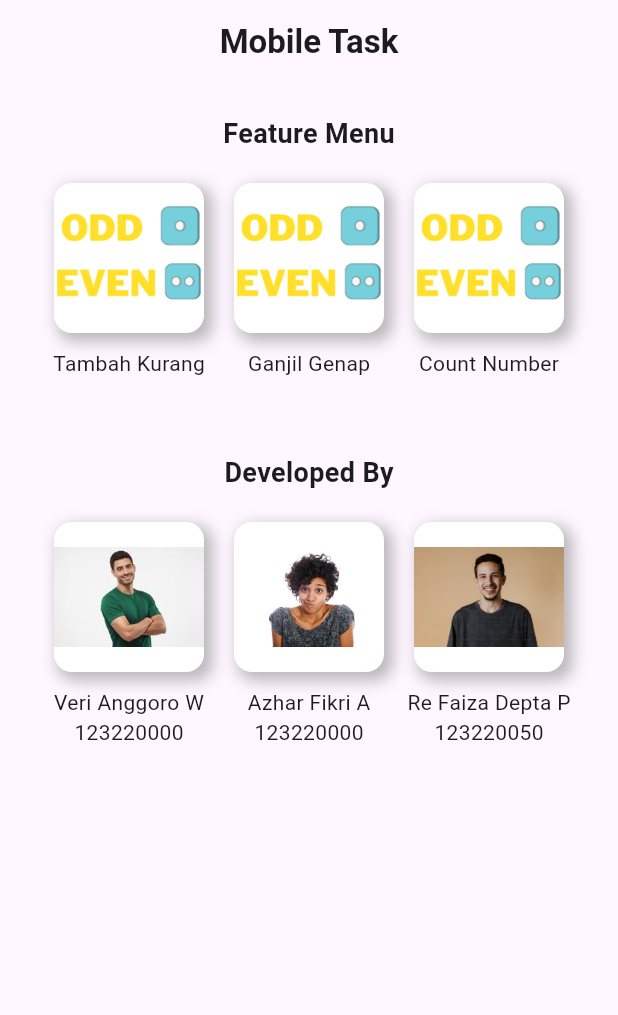
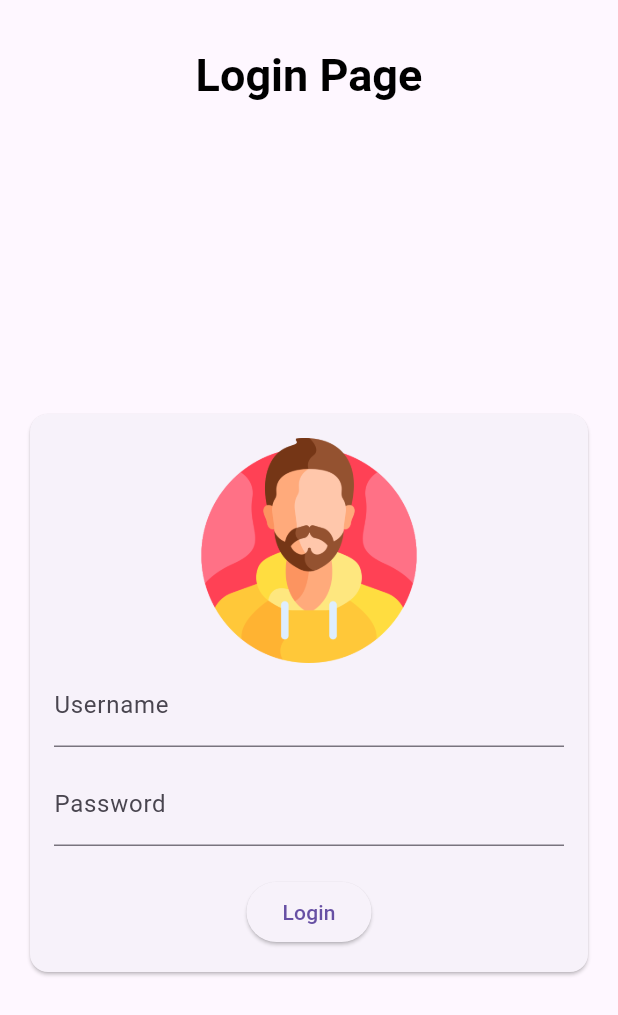
Before and after one commit to Az140304/Mobile-Project, a Flutter app: the screen it shows after launch, on a phone screen of 412 x 824 dp. Shown: the top 1015 px of the screen. Run offline on Flutter 3.47's test engine with Material 3 defaults, Android fonts, the phone set to English and light mode, and no system bars.

Commit message:
resolve conflict

```diff
--- a/lib/main.dart
+++ b/lib/main.dart
@@ -1,11 +1,11 @@
-import 'package:first_project/pages/home.dart';
+import 'package:first_project/pages/login.dart';
 import 'package:flutter/material.dart';
 void main() {
   runApp(const MyApp());
 }
 
 class MyApp extends StatelessWidget {
-  const MyApp({super.key});
+  const MyApp({Key? key}) : super(key: key);
 
   // This widget is the root of your application.
   @override
@@ -13,7 +13,7 @@ class MyApp extends StatelessWidget {
     return const MaterialApp(
       title: 'Flutter Demo',
       debugShowCheckedModeBanner: false,
-      home: HomePage(),
+      home: LoginPage(),
     );
   }
 }
--- a/lib/pages/home.dart
+++ b/lib/pages/home.dart
@@ -1,10 +1,15 @@
 import 'package:first_project/pages/count_number.dart';
 import 'package:first_project/pages/ganjil_genap.dart';
+import 'package:first_project/pages/login.dart';
 import 'package:first_project/pages/tambah_kurang.dart';
 import 'package:flutter/material.dart';
 
 class HomePage extends StatelessWidget {
-  const HomePage({super.key});
+  const HomePage({super.key, required this.text});
+
+  final String text;
+
+  //LoginPage({Key key, required this.text}) : super(key: key);
 
   @override
   Widget build(BuildContext context) {
@@ -12,24 +17,26 @@ class HomePage extends StatelessWidget {
       appBar: appBar(),
       body: Column(
         children: [
-          Row(
-            mainAxisAlignment: MainAxisAlignment.center,
-            children: [
+          Row(mainAxisAlignment: MainAxisAlignment.center, children: [
             Container(
               margin: EdgeInsets.only(top: 20),
               alignment: Alignment.center,
-                child: Text("Feature Menu", style: TextStyle(fontWeight: FontWeight.bold, fontSize: 18 ),),
+              child: Text(
+                "Feature Menu",
+                style: TextStyle(fontWeight: FontWeight.bold, fontSize: 18),
+              ),
             )
-            ]
-          ),
+          ]),
           Padding(
             padding: EdgeInsets.only(top: 10),
             child: menu(context),
           ),
           Container(
               margin: EdgeInsets.only(top: 50),
-            child: Text("Developed By", style: TextStyle(fontWeight: FontWeight.bold, fontSize: 18),)
-          ),
+              child: Text(
+                "Developed By",
+                style: TextStyle(fontWeight: FontWeight.bold, fontSize: 18),
+              )),
           Padding(
             padding: EdgeInsets.only(top: 10),
             child: author(),
@@ -39,19 +46,20 @@ class HomePage extends StatelessWidget {
     );
   }
 
-  AppBar appBar(){
+  AppBar appBar() {
     return AppBar(
-      title: Text('Mobile Task', style: TextStyle(fontWeight: FontWeight.bold),),
+      title: Text(
+        'Mobile Task',
+        style: TextStyle(fontWeight: FontWeight.bold),
+      ),
       centerTitle: true,
     );
   }
 
-  Row menu(BuildContext context){
-    return Row(
-      mainAxisAlignment: MainAxisAlignment.center,
-            children: [
+  Row menu(BuildContext context) {
+    return Row(mainAxisAlignment: MainAxisAlignment.center, children: [
       GestureDetector(
-                onTap: (){
+        onTap: () {
           Navigator.push(
             context,
             MaterialPageRoute(builder: (context) => TambahKurang()),
@@ -66,7 +74,8 @@ class HomePage extends StatelessWidget {
               width: 100,
               decoration: BoxDecoration(
                 color: Colors.white, // Warna latar belakang
-                        borderRadius: BorderRadius.circular(12), // Membuat sudut melengkung
+                borderRadius:
+                    BorderRadius.circular(12), // Membuat sudut melengkung
                 boxShadow: [
                   BoxShadow(
                     color: Colors.black26, // Warna shadow dengan transparansi
@@ -77,18 +86,18 @@ class HomePage extends StatelessWidget {
                 ],
               ),
               child: ClipRRect(
-                        borderRadius: BorderRadius.circular(12), // Pastikan gambar ikut melengkung
-                        child: Image.asset("assets/icons/oddeven.png", fit: BoxFit.scaleDown),
+                borderRadius: BorderRadius.circular(
+                    12), // Pastikan gambar ikut melengkung
+                child: Image.asset("assets/icons/oddeven.png",
+                    fit: BoxFit.scaleDown),
               ),
             ),
-                    Text('Tambah Kurang',)
+            Text('Ganjil Genap')
           ],
         ),
       ),
-
-
       GestureDetector(
-                onTap: (){
+        onTap: () {
           Navigator.push(
             context,
             MaterialPageRoute(builder: (context) => GanjilGenap()),
@@ -103,7 +112,8 @@ class HomePage extends StatelessWidget {
               width: 100,
               decoration: BoxDecoration(
                 color: Colors.white, // Warna latar belakang
-                        borderRadius: BorderRadius.circular(12), // Membuat sudut melengkung
+                borderRadius:
+                    BorderRadius.circular(12), // Membuat sudut melengkung
                 boxShadow: [
                   BoxShadow(
                     color: Colors.black26, // Warna shadow dengan transparansi
@@ -114,17 +124,18 @@ class HomePage extends StatelessWidget {
                 ],
               ),
               child: ClipRRect(
-                        borderRadius: BorderRadius.circular(12), // Pastikan gambar ikut melengkung
-                        child: Image.asset("assets/icons/oddeven.png", fit: BoxFit.scaleDown),
+                borderRadius: BorderRadius.circular(
+                    12), // Pastikan gambar ikut melengkung
+                child: Image.asset("assets/icons/oddeven.png",
+                    fit: BoxFit.scaleDown),
               ),
             ),
             Text('Ganjil Genap')
           ],
         ),
       ),
-
       GestureDetector(
-                onTap: (){
+        onTap: () {
           Navigator.push(
             context,
             MaterialPageRoute(builder: (context) => CountNumber()),
@@ -139,7 +150,8 @@ class HomePage extends StatelessWidget {
               width: 100,
               decoration: BoxDecoration(
                 color: Colors.white, // Warna latar belakang
-                        borderRadius: BorderRadius.circular(12), // Membuat sudut melengkung
+                borderRadius:
+                    BorderRadius.circular(12), // Membuat sudut melengkung
                 boxShadow: [
                   BoxShadow(
                     color: Colors.black26, // Warna shadow dengan transparansi
@@ -150,22 +162,21 @@ class HomePage extends StatelessWidget {
                 ],
               ),
               child: ClipRRect(
-                        borderRadius: BorderRadius.circular(12), // Pastikan gambar ikut melengkung
-                        child: Image.asset("assets/icons/oddeven.png", fit: BoxFit.scaleDown),
+                borderRadius: BorderRadius.circular(
+                    12), // Pastikan gambar ikut melengkung
+                child: Image.asset("assets/icons/oddeven.png",
+                    fit: BoxFit.scaleDown),
               ),
             ),
             Text('Count Number')
           ],
         ),
       ),
-            ]
-    );
+    ]);
   }
 
-  Row author(){
-    return Row(
-      mainAxisAlignment: MainAxisAlignment.center,
-            children: [
+  Row author() {
+    return Row(mainAxisAlignment: MainAxisAlignment.center, children: [
       Column(
         children: [
           Container(
@@ -174,7 +185,8 @@ class HomePage extends StatelessWidget {
             width: 100,
             decoration: BoxDecoration(
               color: Colors.white, // Warna latar belakang
-                  borderRadius: BorderRadius.circular(12), // Membuat sudut melengkung
+              borderRadius:
+                  BorderRadius.circular(12), // Membuat sudut melengkung
               boxShadow: [
                 BoxShadow(
                   color: Colors.black26, // Warna shadow dengan transparansi
@@ -185,15 +197,16 @@ class HomePage extends StatelessWidget {
               ],
             ),
             child: ClipRRect(
-                  borderRadius: BorderRadius.circular(12), // Pastikan gambar ikut melengkung
-                  child: Image.asset("assets/icons/human1.jpg", fit: BoxFit.scaleDown),
+              borderRadius:
+                  BorderRadius.circular(12), // Pastikan gambar ikut melengkung
+              child:
+                  Image.asset("assets/icons/human1.jpg", fit: BoxFit.scaleDown),
             ),
           ),
           Text('Veri Anggoro W'),
           Text('123220000')
         ],
       ),
-
       Column(
         children: [
           Container(
@@ -202,7 +215,8 @@ class HomePage extends StatelessWidget {
             width: 100,
             decoration: BoxDecoration(
               color: Colors.white, // Warna latar belakang
-                  borderRadius: BorderRadius.circular(12), // Membuat sudut melengkung
+              borderRadius:
+                  BorderRadius.circular(12), // Membuat sudut melengkung
               boxShadow: [
                 BoxShadow(
                   color: Colors.black26, // Warna shadow dengan transparansi
@@ -213,15 +227,16 @@ class HomePage extends StatelessWidget {
               ],
             ),
             child: ClipRRect(
-                  borderRadius: BorderRadius.circular(12), // Pastikan gambar ikut melengkung
-                  child: Image.asset("assets/icons/human2.jpg", fit: BoxFit.scaleDown),
+              borderRadius:
+                  BorderRadius.circular(12), // Pastikan gambar ikut melengkung
+              child:
+                  Image.asset("assets/icons/human2.jpg", fit: BoxFit.scaleDown),
             ),
           ),
           Text('Azhar Fikri A'),
           Text('123220000')
         ],
       ),
-
       Column(
         children: [
           Container(
@@ -230,7 +245,8 @@ class HomePage extends StatelessWidget {
             width: 100,
             decoration: BoxDecoration(
               color: Colors.white, // Warna latar belakang
-                  borderRadius: BorderRadius.circular(12), // Membuat sudut melengkung
+              borderRadius:
+                  BorderRadius.circular(12), // Membuat sudut melengkung
               boxShadow: [
                 BoxShadow(
                   color: Colors.black26, // Warna shadow dengan transparansi
@@ -241,15 +257,16 @@ class HomePage extends StatelessWidget {
               ],
             ),
             child: ClipRRect(
-                  borderRadius: BorderRadius.circular(12), // Pastikan gambar ikut melengkung
-                  child: Image.asset("assets/icons/human3.jpg", fit: BoxFit.scaleDown),
+              borderRadius:
+                  BorderRadius.circular(12), // Pastikan gambar ikut melengkung
+              child:
+                  Image.asset("assets/icons/human3.jpg", fit: BoxFit.scaleDown),
             ),
           ),
-              Text('Re Faiza Depta P'),
-              Text('123220050')
+          Text('ReFaiza Septa'),
+          Text('123220000')
         ],
       ),
-            ]
-    );
+    ]);
   }
 }
--- /dev/null
+++ b/lib/pages/login.dart
@@ -0,0 +1,112 @@
+import 'package:flutter/material.dart';
+import 'package:first_project/pages/home.dart';
+
+// Global variables for username and password
+TextEditingController usernameController = TextEditingController();
+TextEditingController passwordController = TextEditingController();
+
+class LoginPage extends StatelessWidget {
+  const LoginPage({super.key});
+
+  @override
+  Widget build(BuildContext context) {
+    return MaterialApp(
+      debugShowCheckedModeBanner: false,
+      home: Scaffold(
+        appBar: AppBar(
+          toolbarHeight: 100,
+          centerTitle: true,
+          titleTextStyle: const TextStyle(
+              color: Colors.black, fontSize: 30.0, fontWeight: FontWeight.w600),
+          title: const Text('Login Page'),
+        ),
+        body: const LoginCard(),
+      ),
+    );
+  }
+}
+
+class LoginCard extends StatefulWidget {
+  const LoginCard({super.key});
+
+  @override
+  _LoginCardState createState() => _LoginCardState();
+}
+
+class _LoginCardState extends State<LoginCard> {
+  final _formKey = GlobalKey<FormState>();
+
+  @override
+  Widget build(BuildContext context) {
+    return Center(
+      child: Card(
+        margin: const EdgeInsets.all(20.0),
+        child: Padding(
+          padding: const EdgeInsets.all(16.0),
+          child: Form(
+            key: _formKey,
+            child: Column(
+              mainAxisSize: MainAxisSize.min,
+              children: <Widget>[
+                Image.asset(
+                  'assets/icons/man.png',
+                  width: 150.0,
+                ),
+                TextFormField(
+                  controller: usernameController,
+                  decoration: const InputDecoration(labelText: 'Username'),
+                  validator: (value) {
+                    if (value == null || value.isEmpty) {
+                      return 'Silahkan masukkan username';
+                    }
+                    return null;
+                  },
+                ),
+                const SizedBox(height: 10),
+                TextFormField(
+                  controller: passwordController,
+                  decoration: const InputDecoration(labelText: 'Password'),
+                  validator: (value) {
+                    if (value == null || value.isEmpty) {
+                      return 'Silahkan masukkan password';
+                    }
+                    return null;
+                  },
+                  obscureText: true,
+                ),
+                const SizedBox(height: 20),
+                ElevatedButton(
+                  onPressed: () {
+                    if (_formKey.currentState!.validate()) {
+                      if (usernameController.text == "admin" &&
+                          passwordController.text == "123") {
+                        Navigator.push(
+                          context,
+                          MaterialPageRoute(
+                              builder: (context) => HomePage(
+                                    text: usernameController.text,
+                                  )),
+                        );
+                      } else {
+                        ScaffoldMessenger.of(context).showSnackBar(
+                          const SnackBar(
+                              content: Text('Username atau password salah')),
+                        );
+                      }
+                    } else {
+                      ScaffoldMessenger.of(context).showSnackBar(
+                        const SnackBar(
+                            content: Text('Tolong isi form yang tertinggal')),
+                      );
+                    }
+                  },
+                  child: const Text('Login'),
+                ),
+              ],
+            ),
+          ),
+        ),
+      ),
+    );
+  }
+}
--- a/pubspec.yaml
+++ b/pubspec.yaml
@@ -37,6 +37,7 @@ dependencies:
   cupertino_icons: ^1.0.8
   flutter_svg: ^2.0.17
   carousel_slider: ^5.0.0
+  provider: ^6.1.2
 
 dev_dependencies:
   flutter_test:
```
Also changed, not shown: lib/data.dart (added, +18 -0 lines), assets/icons/man.png (added), pubspec.lock. Lines whose indentation alone changed are shown as unchanged.
